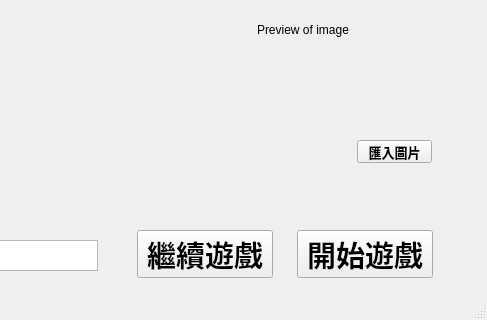
The window that View/UI/Ui_Menu.ui (allen880612/8Puzzle) describes before a commit, drawn with Qt 5; both pictures show x 153 to 640 and y 160 to 480 of the 640 by 480 pixel window.
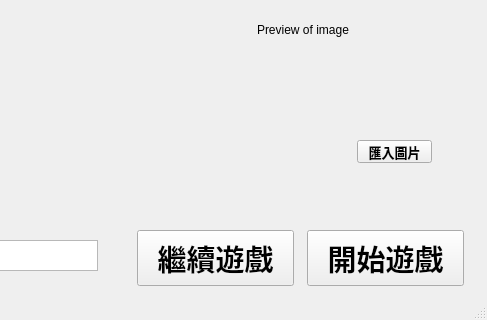
The same window after the commit.

```diff
--- a/View/UI/Ui_Menu.ui
+++ b/View/UI/Ui_Menu.ui
@@ -40,10 +40,10 @@
    <widget class="QPushButton" name="buttonStart">
     <property name="geometry">
      <rect>
-      <x>450</x>
+      <x>460</x>
       <y>390</y>
-      <width>136</width>
-      <height>48</height>
+      <width>157</width>
+      <height>56</height>
      </rect>
     </property>
     <property name="font">
@@ -117,8 +117,8 @@
      <rect>
       <x>290</x>
       <y>390</y>
-      <width>136</width>
-      <height>48</height>
+      <width>157</width>
+      <height>56</height>
      </rect>
     </property>
     <property name="font">
```
